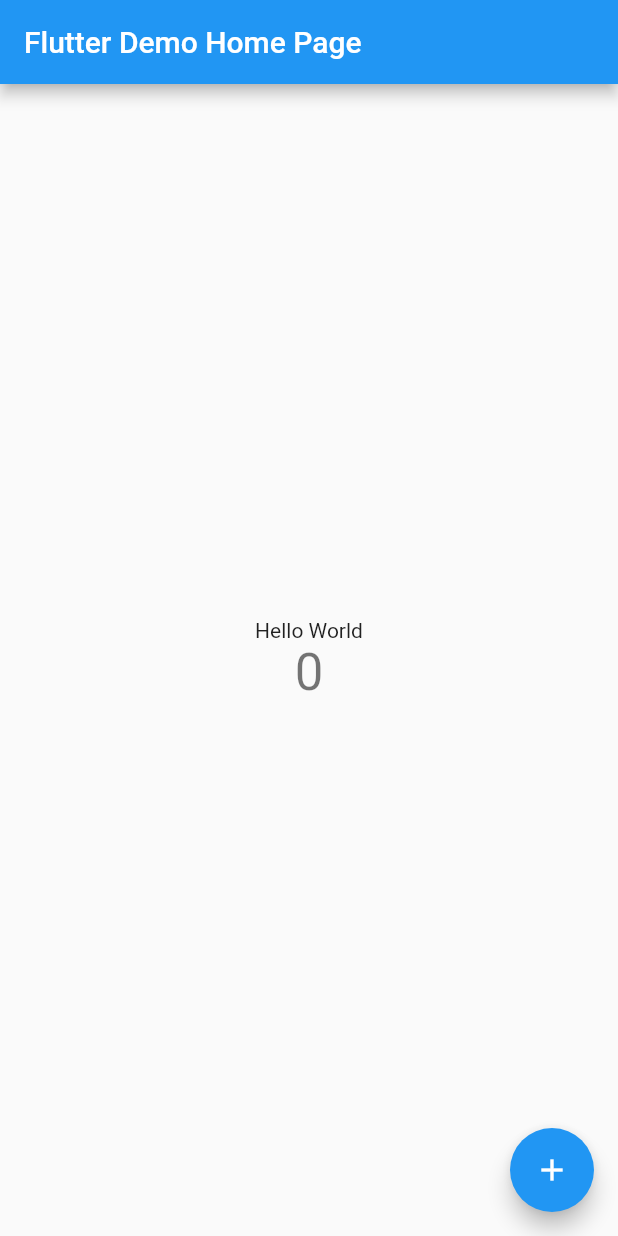
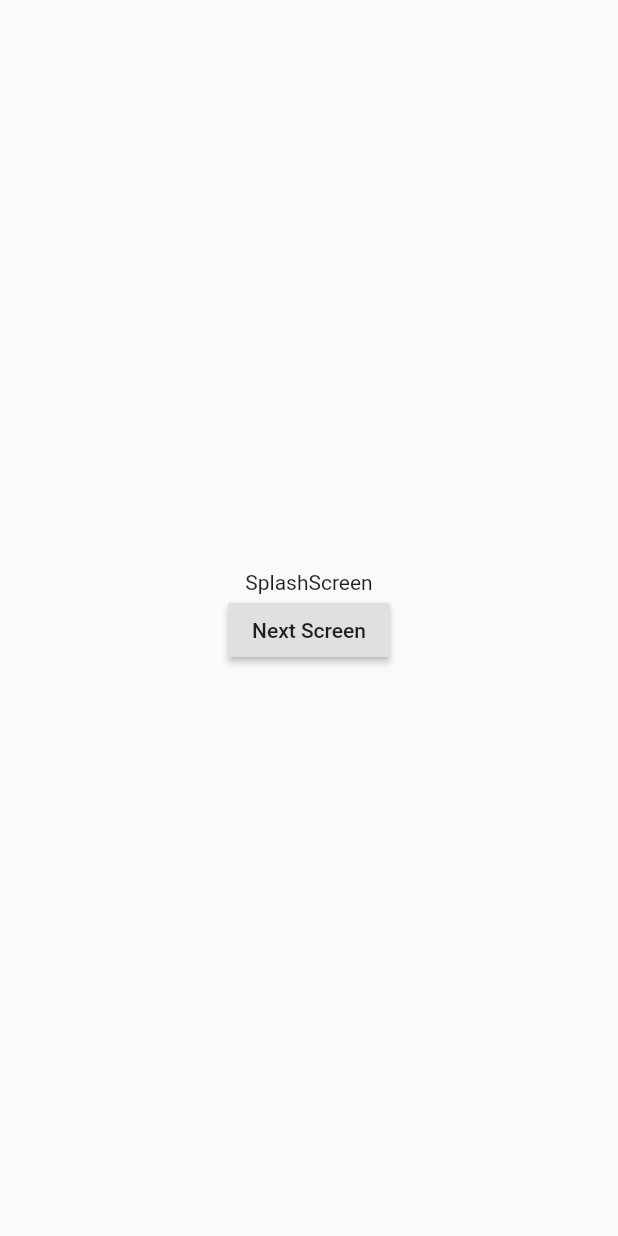
Before and after one commit to partnercloudsupport/Invite-MobileApp-Flutter, a Flutter app: the screen it shows after launch, on a phone screen of 412 x 824 dp. Run offline on Flutter 3.47's test engine with Material 2 defaults, Android fonts, the phone set to English and light mode, and no system bars; our stand-ins replace firebase_messaging, google_sign_in; missing offline and left inert: flutter_facebook_login; accounts and stored records are empty.

Commit message:
Setup navigation app (#3)
* setup navigation for startup flow, add tab navigation for home

* setup some parts navigation app

```diff
--- /dev/null
+++ b/invite_vn/lib/features/splash/splash_screen.dart
@@ -0,0 +1,29 @@
+import 'package:flutter/material.dart';
+import 'package:invite_vn/statics/routes.dart';
+
+class SplashScreen extends StatefulWidget {
+  SplashScreen({Key key}) : super(key: key);
+
+  @override
+  State<StatefulWidget> createState() => _StateSplashScreen();
+}
+
+class _StateSplashScreen extends State<SplashScreen> {
+  @override
+  Widget build(BuildContext context) {
+    return Scaffold(
+      body: Center(
+        child: Column(
+          mainAxisSize: MainAxisSize.min,
+          children: <Widget>[
+            Text("SplashScreen"),
+            RaisedButton(
+              onPressed: () => Navigator.of(context).pushNamed(Routes.LOGIN),
+              child: Text("Next Screen"),
+            )
+          ],
+        ),
+      ),
+    );
+  }
+}
--- a/invite_vn/lib/main.dart
+++ b/invite_vn/lib/main.dart
@@ -1,6 +1,10 @@
 import 'package:flutter/material.dart';
 import 'package:flutter_localizations/flutter_localizations.dart';
 import 'package:invite_vn/di/inject_modules.dart';
+import 'package:invite_vn/features/home/home_screen.dart';
+import 'package:invite_vn/features/home/social/join_invitation_screen.dart';
+import 'package:invite_vn/features/login/login_screen.dart';
+import 'package:invite_vn/features/splash/splash_screen.dart';
 import 'package:invite_vn/statics/routes.dart';
 import 'package:invite_vn/statics/strings.dart';
 
@@ -23,90 +27,95 @@ class App extends StatelessWidget {
         const Locale('vi', ''),
       ],
       routes: {
-        Routes.INITIAL: (context) => MyHomePage(title: 'Flutter Demo Home Page'),
+        Routes.SPLASH: (context) => SplashScreen(),
+        Routes.LOGIN: (context) => LoginScreen(),
+        Routes.HOME: (context) => HomeScreen(),
+        Routes.JOIN_INVITATION: (context) => JoinInvitationScreen(),
       },
-      initialRoute: Routes.INITIAL,
+      initialRoute: Routes.SPLASH,
     );
   }
 }
 
-class MyApp extends StatelessWidget {
-  // This widget is the root of your application.
-  @override
-  Widget build(BuildContext context) {
-    return MaterialApp(
-      theme: ThemeData(
-        primarySwatch: Colors.blue,
-      ),
-      home: MyHomePage(title: 'Flutter Demo Home Page'),
-    );
-  }
-}
+//
+//class MyApp extends StatelessWidget {
+//  // This widget is the root of your application.
+//  @override
+//  Widget build(BuildContext context) {
+//    return MaterialApp(
+//      theme: ThemeData(
+//        primarySwatch: Colors.blue,
+//      ),
+//      home: MyHomePage(title: 'Flutter Demo Home Page'),
+//    );
+//  }
+//}
 
-class MyHomePage extends StatefulWidget {
-  MyHomePage({Key key, this.title}) : super(key: key);
-
-  final String title;
-
-  @override
-  _MyHomePageState createState() => _MyHomePageState();
-}
-
-class _MyHomePageState extends State<MyHomePage> {
-  int _counter = 0;
-//  FacebookAuth facebookAuth;
-//  GoogleAuth googleAuth;
-//  FirebaseMess firebaseMess;
-
-  @override
-  void initState() {
-    super.initState();
-//    facebookAuth = Injector.get();
-//    googleAuth = Injector.get();
-//    firebaseMess = Injector.get();
-//    firebaseMess.config();
-//    googleAuth.init();
-  }
-
-  void _incrementCounter() {
-    setState(() {
-      _counter += 1;
-    });
-//    facebookAuth.login(loggedIn: (data) {
-//      print(data);
-//    }, cancelledByUser: () {
-//      print("cancel");
-//    }, error: (error) {
-//      print(error);
+//class MyHomePage extends StatefulWidget {
+//  MyHomePage({Key key, this.title}) : super(key: key);
+//
+//  final String title;
+//
+//  @override
+//  _MyHomePageState createState() => _MyHomePageState();
+//}
+//
+//class _MyHomePageState extends State<MyHomePage> {
+//  int _counter = 0;
+//
+////  FacebookAuth facebookAuth;
+////  GoogleAuth googleAuth;
+////  FirebaseMess firebaseMess;
+//
+//  @override
+//  void initState() {
+//    super.initState();
+////    facebookAuth = Injector.get();
+////    googleAuth = Injector.get();
+////    firebaseMess = Injector.get();
+////    firebaseMess.config();
+////    googleAuth.init();
+//  }
+//
+//  void _incrementCounter() {
+//    setState(() {
+//      _counter += 1;
 //    });
-//    googleAuth.login();
-  }
-
-  @override
-  Widget build(BuildContext context) {
-    return Scaffold(
-      appBar: AppBar(
-        title: Text(widget.title),
-      ),
-      body: Center(
-        child: Column(
-          mainAxisAlignment: MainAxisAlignment.center,
-          children: <Widget>[
-            Text(
-              S.of(context).title,
-            ),
-            Text(
-              '$_counter',
-              style: Theme.of(context).textTheme.display1,
-            ),
-          ],
-        ),
-      ),
-      floatingActionButton: FloatingActionButton(
-        onPressed: _incrementCounter,
-        tooltip: 'Increment',
-        child: Icon(Icons.add),
-      ), // This trailing comma makes auto-formatting nicer for build methods.
-    );
-  }
-}
+////    facebookAuth.login(loggedIn: (data) {
+////      print(data);
+////    }, cancelledByUser: () {
+////      print("cancel");
+////    }, error: (error) {
+////      print(error);
+////    });
+////    googleAuth.login();
+//  }
+//
+//  @override
+//  Widget build(BuildContext context) {
+//    return Scaffold(
+//      appBar: AppBar(
+//        title: Text(widget.title),
+//      ),
+//      body: Center(
+//        child: Column(
+//          mainAxisAlignment: MainAxisAlignment.center,
+//          children: <Widget>[
+//            Text(
+//              S.of(context).title,
+//            ),
+//            Text(
+//              '$_counter',
+//              style: Theme.of(context).textTheme.display1,
+//            ),
+//          ],
+//        ),
+//      ),
+//      floatingActionButton: FloatingActionButton(
+//        onPressed: _incrementCounter,
+//        tooltip: 'Increment',
+//        child: Icon(Icons.add),
+//      ), // This trailing comma makes auto-formatting nicer for build methods.
+//    );
+//  }
+//}
--- a/invite_vn/lib/statics/routes.dart
+++ b/invite_vn/lib/statics/routes.dart
@@ -1,3 +1,31 @@
 class Routes {
-  static const INITIAL = "/";
+
+  ////START UP
+  static const SPLASH = "/";
+  static const ON_BOARDING = "/on_boarding";
+  static const LOGIN = "/login";
+
+  ////HOME
+  static const HOME = "/home";
+
+  //// SOCIAL
+  static const SOCIAL = "/social";
+  static const JOIN_INVITATION = "/join_invitation";
+
+  //// WAITING
+  static const WAITING = "/waiting";
+  static const WAITING_JOIN_INVITATION = "/waiting_join_invitation";
+  static const ACCEPTED_INVITATION = "/accepted_invitation";
+
+  //// PERSONAL
+  static const PERSONAL = "/personal";
+  static const CREATE_INVITATION = "/create_invitation";
+  static const EDIT_INVITATION = "/edit_invitation";
+
+  //// PROFILE SETTING
+  static const PROFILE_SETTING = "/profile_setting";
+  static const EDIT_PROFILE = "/edit_profile";
+  static const SEND_FEEDBACK = "/send_feedback";
+  static const INVITE_USE_APP = "/invite_use_app";
+  static const LOGOUT = "/logout";
 }
```
Also changed, not shown: invite_vn/lib/features/home/home_screen.dart (added, +65 -0 lines), invite_vn/lib/features/home/personal/personal_screen.dart (added, +39 -0 lines), invite_vn/lib/features/home/social/join_invitation_screen.dart (added, +28 -0 lines), invite_vn/lib/features/home/social/social_screen.dart (added, +38 -0 lines), invite_vn/lib/features/home/waiting/waiting_screen.dart (added, +28 -0 lines), invite_vn/lib/features/login/login_screen.dart (added, +29 -0 lines), 1 other file.
